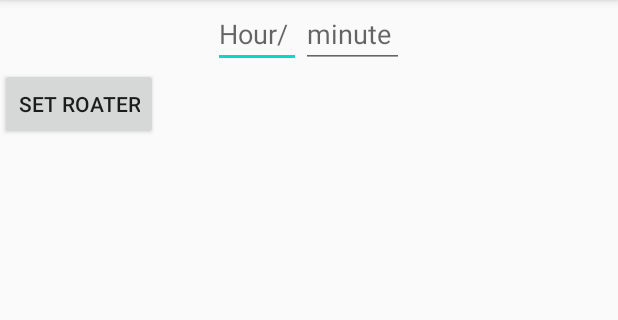
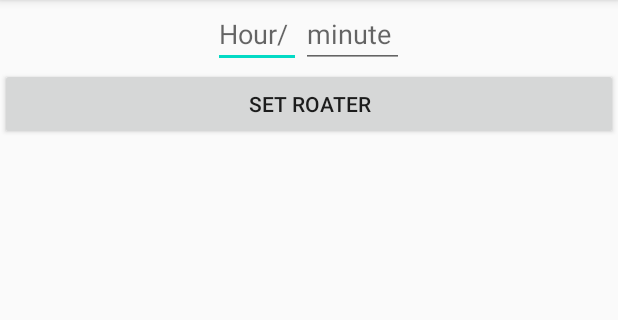
Before and after one commit to MdTalatMahmud/GEO_Attendance_Worker_Module, an Android app: the MakeRosterTestingActivity screen opened directly, with no data from a screen before it, on a phone screen of 412 x 824 dp, the part 84-404 px from its top. Run offline under Robolectric (Android 15) with nearby library versions, the phone set to English and light mode, and no system bars.

Commit message:
-testing alarm implemented

```diff
--- a/app/build.gradle
+++ b/app/build.gradle
@@ -31,4 +31,6 @@ dependencies {
     androidTestImplementation 'androidx.test.ext:junit:1.1.2'
     androidTestImplementation 'androidx.test.espresso:espresso-core:3.3.0'
 
+//    implementation 'com.github.jakebonk:NotifyMe:1.0.0'
+
 }
--- a/app/src/main/AndroidManifest.xml
+++ b/app/src/main/AndroidManifest.xml
@@ -3,6 +3,8 @@
     package="com.example.geoattendanceworkermodule">
 
     <uses-permission android:name="com.android.alarm.permission.SET_ALARM" />
+    <uses-permission android:name="android.permission.ACCESS_NOTIFICATION_POLICY"/>
+    <uses-permission android:name="android.permission.RECEIVE_BOOT_COMPLETED"/>
 
     <application
         android:allowBackup="true"
--- a/app/src/main/java/com/example/geoattendanceworkermodule/DashboardActivity.java
+++ b/app/src/main/java/com/example/geoattendanceworkermodule/DashboardActivity.java
@@ -12,6 +12,8 @@ import android.view.View;
 import android.widget.Button;
 
 import com.google.firebase.auth.FirebaseAuth;
+
+import java.util.Calendar;
 
 public class DashboardActivity extends AppCompatActivity {
 
@@ -30,6 +32,7 @@ public class DashboardActivity extends AppCompatActivity {
                 startActivity(intent);
             }
         });
+
 
     }
 
--- a/app/src/main/java/com/example/geoattendanceworkermodule/MakeRosterTestingActivity.java
+++ b/app/src/main/java/com/example/geoattendanceworkermodule/MakeRosterTestingActivity.java
@@ -2,43 +2,93 @@ package com.example.geoattendanceworkermodule;
 
 import androidx.appcompat.app.AppCompatActivity;
 
+import android.app.DatePickerDialog;
+import android.app.TimePickerDialog;
 import android.content.Intent;
 import android.os.Bundle;
 import android.provider.AlarmClock;
 import android.view.View;
 import android.widget.Button;
+import android.widget.DatePicker;
 import android.widget.EditText;
+import android.widget.TextView;
+import android.widget.TimePicker;
+import android.widget.Toast;
+
+import java.util.Calendar;
 
 public class MakeRosterTestingActivity extends AppCompatActivity {
 
+    Calendar now = Calendar.getInstance();
+    TimePickerDialog tpd;
+    DatePickerDialog dpd;
+
+
     private EditText setHourEditText, setMinuteEditText;
+    private EditText setDateEditText, setMonthEditText, setYearEditText;
     private Button setRosterButton;
+    private TextView todayDateTextView;
 
     @Override
     protected void onCreate(Bundle savedInstanceState) {
         super.onCreate(savedInstanceState);
         setContentView(R.layout.activity_make_roster_testing);
 
+        //hour & minute setup
         setHourEditText = findViewById(R.id.hourEditTextID);
         setMinuteEditText = findViewById(R.id.minuteEditTextID);
 
+
+        //date setup
+//        final Calendar calendar = Calendar.getInstance();
+//        todayDateTextView = findViewById(R.id.todayDateTextViewID);
+
         setRosterButton = findViewById(R.id.setRosterBtnID);
+
+
+
+
+//        final int currentDate = calendar.get(Calendar.DAY_OF_MONTH);
+//        final int currentMonth = calendar.get(Calendar.MONTH);
+//        final int currentYear = calendar.get(Calendar.YEAR);
+//
+//        final int date = Integer.parseInt(setDateEditText.getText().toString());
+//        final int month = Integer.parseInt(setMonthEditText.getText().toString());
+//        final int year = Integer.parseInt(setYearEditText.getText().toString());
 
         setRosterButton.setOnClickListener(new View.OnClickListener() {
             @Override
             public void onClick(View v) {
+
+
                 int hour = Integer.parseInt(setHourEditText.getText().toString());
                 int minute = Integer.parseInt(setMinuteEditText.getText().toString());
+
+//                int date = Integer.parseInt(setDateEditText.getText().toString());
+//                int month = Integer.parseInt(setMonthEditText.getText().toString());
+//                int year = Integer.parseInt(setYearEditText.getText().toString());
+//
+//                int currentDate = calendar.get(Calendar.DAY_OF_MONTH);
+//                int currentMonth = calendar.get(Calendar.MONTH);
+//                int currentYear = calendar.get(Calendar.YEAR);
 
                 Intent intent = new Intent(AlarmClock.ACTION_SET_ALARM);
                 intent.putExtra(AlarmClock.EXTRA_HOUR, hour);
                 intent.putExtra(AlarmClock.EXTRA_MINUTES, minute);
 
+//                intent.putExtra(AlarmClock.EXTRA_DAYS, date);
+//                intent.putExtra(AlarmClock);
+
                 if (hour<=24 && minute<=60){
                     startActivity(intent);
                 }
+//                if (currentDate==(date-1) && currentMonth==(month-1) && currentYear==(year-1)){
+//                    Toast.makeText(MakeRosterTestingActivity.this,"work time", Toast.LENGTH_SHORT).show();
+//                }
 
             }
         });
     }
+
+
 }
--- a/app/src/main/res/layout/activity_make_roster_testing.xml
+++ b/app/src/main/res/layout/activity_make_roster_testing.xml
@@ -28,12 +28,43 @@
 
     </LinearLayout>
 
+<!--    date creating-->
+<!--    <LinearLayout-->
+<!--        android:layout_gravity="center_horizontal"-->
+<!--        android:layout_width="wrap_content"-->
+<!--        android:layout_height="wrap_content">-->
+
+<!--        <EditText-->
+<!--            android:id="@+id/dateEditTextID"-->
+<!--            android:layout_width="wrap_content"-->
+<!--            android:layout_height="wrap_content"-->
+<!--            android:inputType="time"-->
+<!--            android:hint="dd/ "/>-->
+
+<!--        <EditText-->
+<!--        android:id="@+id/monthEditTextID"-->
+<!--        android:layout_width="wrap_content"-->
+<!--        android:layout_height="wrap_content"-->
+<!--        android:inputType="time"-->
+<!--        android:hint="mm/ "/>-->
+
+<!--        <EditText-->
+<!--            android:id="@+id/yearEditTextID"-->
+<!--            android:layout_width="wrap_content"-->
+<!--            android:layout_height="wrap_content"-->
+<!--            android:inputType="time"-->
+<!--            android:hint="yyyy "/>-->
+
+<!--    </LinearLayout>-->
+
 
 
 
     <Button
         android:id="@+id/setRosterBtnID"
-        android:layout_width="wrap_content"
+        android:layout_width="match_parent"
         android:layout_height="wrap_content"
         android:text="Set Roater"/>
+
+
 </LinearLayout>
```
